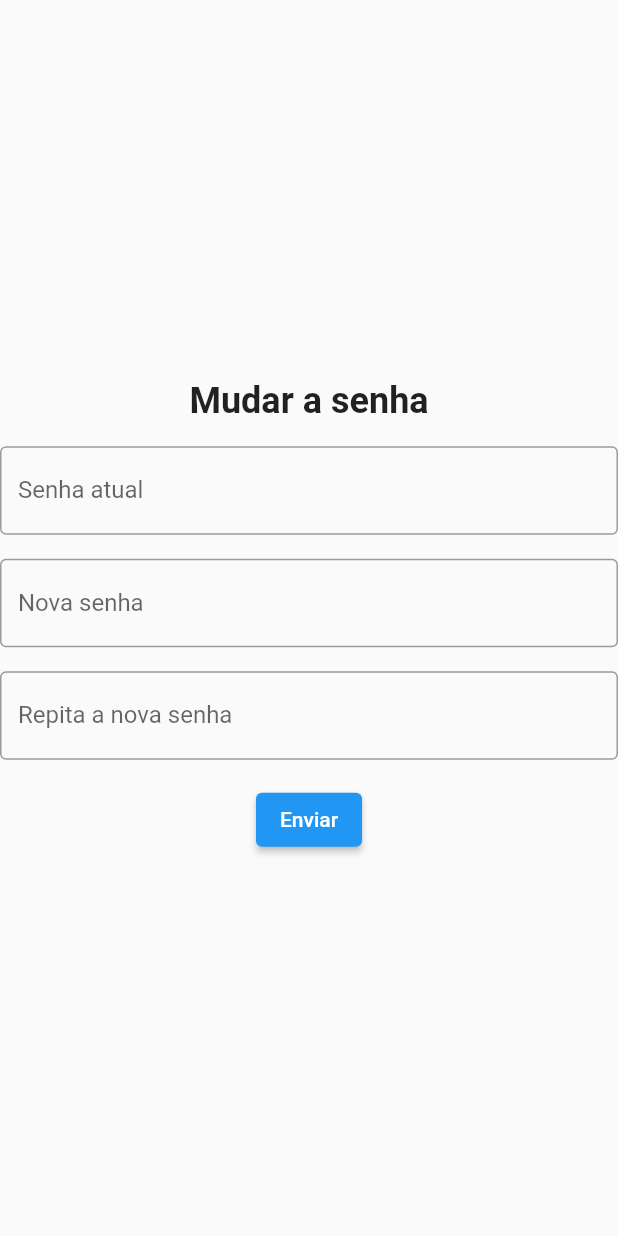
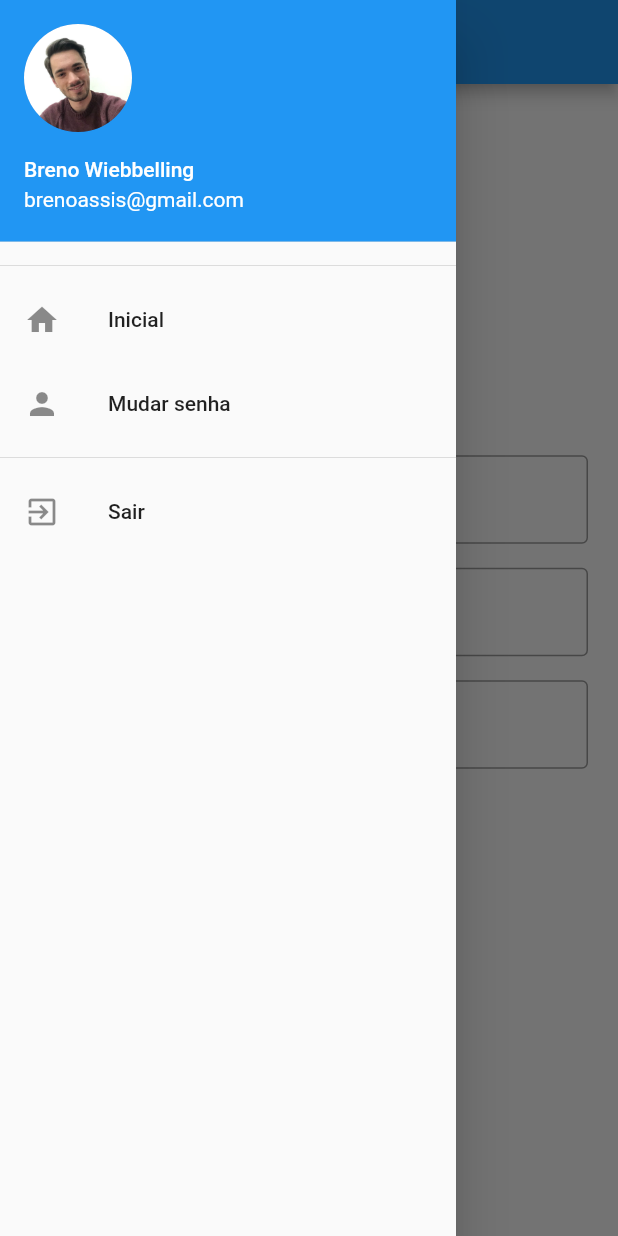
Before and after one commit to breno-wiebbelling/trabalho_01, a Flutter app: the ChangePasswordScreen screen opened by its route, with the side drawer open (before the commit the screen has no drawer), on a phone screen of 412 x 824 dp. Run offline on Flutter 3.47's test engine with Material 2 defaults, Android fonts, the phone set to English and light mode, and no system bars; our stand-ins replace shared_preferences; accounts and stored records are empty.

Commit message:
updating code

```diff
--- a/lib/change_password.dart
+++ /dev/null
@@ -1,107 +0,0 @@
-import 'package:flutter/material.dart';
-import 'package:trabalho1/services/login_service.dart';
-
-class ChangePasswordScreen extends StatefulWidget {
-  static const routeName = './cp';
-
-  const ChangePasswordScreen({super.key});
-
-  @override
-  State<ChangePasswordScreen> createState() => _ChangePasswordScreenState();
-}
-
-class _ChangePasswordScreenState extends State<ChangePasswordScreen> {
-  final _formKey = GlobalKey<FormState>();
-
-  final TextEditingController _originalPass = TextEditingController();
-  final TextEditingController _newPass = TextEditingController();
-  final TextEditingController _newPassConf = TextEditingController();
-
-  String? _prevPass;
-
-  final LoginService _loginService = LoginService();
-
-  void _onSubmit(BuildContext context) async {
-    if (_formKey.currentState!.validate()) {
-      await _loginService.setPassword(
-          _originalPass.text, _newPass.text, context);
-    }
-  }
-
-  @override
-  initState() {
-    super.initState();
-
-    _loginService
-        .getPassword()
-        .then((result) => _prevPass = result)
-        .whenComplete(() => setState(() {}));
-  }
-
-  String? _isPasswordEqualsAsBefore(BuildContext context, String? newPass) {
-    return (newPass != _prevPass) ? "Senha incorreta" : null;
-  }
-
-  String? _newPassValidator() {
-    return ((_newPass.text != _newPassConf.text)
-        ? "As senhas novas devem ser iguais"
-        : null);
-  }
-
-  @override
-  Widget build(BuildContext context) {
-    return Scaffold(
-      body: Form(
-        key: _formKey,
-        child: Column(
-          mainAxisAlignment: MainAxisAlignment.center,
-          crossAxisAlignment: CrossAxisAlignment.center,
-          children: [
-            const Text(
-              'Mudar a senha',
-              style: TextStyle(
-                fontSize: 24,
-                fontWeight: FontWeight.bold,
-              ),
-            ),
-            const SizedBox(height: 16),
-            TextFormField(
-              controller: _originalPass,
-              obscureText: true,
-              decoration: const InputDecoration(
-                labelText: 'Senha atual',
-                border: OutlineInputBorder(),
-              ),
-              validator: (value) => _isPasswordEqualsAsBefore(context, value),
-            ),
-            const SizedBox(height: 16),
-            TextFormField(
-              controller: _newPass,
-              obscureText: true,
-              decoration: const InputDecoration(
-                labelText: 'Nova senha',
-                border: OutlineInputBorder(),
-              ),
-              validator: (value) => _loginService.validatePassword(value),
-            ),
-            const SizedBox(height: 16),
-            TextFormField(
-              controller: _newPassConf,
-              obscureText: true,
-              decoration: const InputDecoration(
-                labelText: 'Repita a nova senha',
-                border: OutlineInputBorder(),
-              ),
-              validator: (value) => _newPassValidator(),
-            ),
-            const SizedBox(height: 16),
-            ElevatedButton(
-              onPressed: () => _onSubmit(context),
-              child: const Text('Enviar'),
-            ),
-          ],
-        ),
-      ),
-    );
-  }
-}
--- a/lib/side_menu.dart
+++ b/lib/drawers/side_menu.dart
@@ -1,14 +1,15 @@
 import 'package:flutter/material.dart';
+import 'package:trabalho1/screens/initial.dart';
 import 'package:trabalho1/services/login_service.dart';
-import 'package:trabalho1/change_password.dart';
+import 'package:trabalho1/screens/change_password.dart';
 
 class SideMenu extends StatelessWidget {
   SideMenu({super.key});
 
   final LoginService _loginService = LoginService();
 
-  void _change_pass(BuildContext context) {
-    Navigator.of(context).popAndPushNamed(ChangePasswordScreen.routeName);
+  void _changeRoute(BuildContext context, String routeName) {
+    Navigator.of(context).popAndPushNamed(routeName);
   }
 
   @override
@@ -17,12 +18,12 @@ class SideMenu extends StatelessWidget {
       child: ListView(
         children: [
           UserAccountsDrawerHeader(
-            accountName: const Text('Oflutter.com'),
-            accountEmail: const Text('example@gmail.com'),
+            accountName: const Text('Breno Wiebbelling'),
+            accountEmail: const Text('brenoassis@gmail.com'),
             currentAccountPicture: CircleAvatar(
               child: ClipOval(
                 child: Image.asset(
-                  'assets/images/user.png',
+                  'assets/images/user.jpg',
                   width: 90,
                   height: 90,
                 ),
@@ -31,9 +32,14 @@ class SideMenu extends StatelessWidget {
           ),
           const Divider(),
           ListTile(
-            title: const Text('Credenciais'),
+            title: const Text('Inicial'),
+            leading: const Icon(Icons.home),
+            onTap: () => _changeRoute(context, InitialScreen.routeName),
+          ),
+          ListTile(
+            title: const Text('Mudar senha'),
             leading: const Icon(Icons.person),
-            onTap: () => _change_pass(context),
+            onTap: () => _changeRoute(context, ChangePasswordScreen.routeName),
           ),
           const Divider(),
           ListTile(
--- /dev/null
+++ b/lib/screens/change_password.dart
@@ -0,0 +1,105 @@
+import 'package:flutter/material.dart';
+import 'package:trabalho1/drawers/side_menu.dart';
+import 'package:trabalho1/services/login_service.dart';
+
+class ChangePasswordScreen extends StatefulWidget {
+  static const routeName = './cp';
+
+  const ChangePasswordScreen({super.key});
+
+  @override
+  State<ChangePasswordScreen> createState() => _ChangePasswordScreenState();
+}
+
+class _ChangePasswordScreenState extends State<ChangePasswordScreen> {
+  final _formKey = GlobalKey<FormState>();
+
+  final TextEditingController _originalPass = TextEditingController();
+  final TextEditingController _newPass = TextEditingController();
+  final TextEditingController _newPassConf = TextEditingController();
+
+  String? _prevPass;
+
+  final LoginService _loginService = LoginService();
+
+  void _onSubmit(BuildContext context) async {
+    if (_formKey.currentState!.validate()) {
+      await _loginService.setPassword(
+          _originalPass.text, _newPass.text, context);
+    }
+  }
+
+  @override
+  initState() {
+    super.initState();
+
+    _loginService
+        .getPassword()
+        .then((result) => _prevPass = result)
+        .whenComplete(() => setState(() {}));
+  }
+
+  String? _isPasswordEqualsAsBefore(BuildContext context, String? newPass) {
+    return (newPass != _prevPass) ? "Senha incorreta" : null;
+  }
+
+  String? _newPassValidator() {
+    return ((_newPass.text != _newPassConf.text)
+        ? "As senhas novas devem ser iguais"
+        : null);
+  }
+
+  @override
+  Widget build(BuildContext context) {
+    return Scaffold(
+        appBar: AppBar(title: const Text("Mudança de senha")),
+        drawer: SideMenu(),
+        body: Form(
+          key: _formKey,
+          child: Padding(
+            padding: const EdgeInsets.fromLTRB(20, 0, 20, 0),
+            child: Column(
+              mainAxisAlignment: MainAxisAlignment.center,
+              crossAxisAlignment: CrossAxisAlignment.center,
+              children: [
+                TextFormField(
+                  controller: _originalPass,
+                  obscureText: true,
+                  decoration: const InputDecoration(
+                    labelText: 'Senha atual',
+                    border: OutlineInputBorder(),
+                  ),
+                  validator: (value) =>
+                      _isPasswordEqualsAsBefore(context, value),
+                ),
+                const SizedBox(height: 16),
+                TextFormField(
+                  controller: _newPass,
+                  obscureText: true,
+                  decoration: const InputDecoration(
+                    labelText: 'Nova senha',
+                    border: OutlineInputBorder(),
+                  ),
+                  validator: (value) => _loginService.validatePassword(value),
+                ),
+                const SizedBox(height: 16),
+                TextFormField(
+                  controller: _newPassConf,
+                  obscureText: true,
+                  decoration: const InputDecoration(
+                    labelText: 'Repita a nova senha',
+                    border: OutlineInputBorder(),
+                  ),
+                  validator: (value) => _newPassValidator(),
+                ),
+                const SizedBox(height: 16),
+                ElevatedButton(
+                  onPressed: () => _onSubmit(context),
+                  child: const Text('Enviar'),
+                ),
+              ],
+            ),
+          ),
+        ));
+  }
+}
--- a/pubspec.yaml
+++ b/pubspec.yaml
@@ -18,4 +18,4 @@ dev_dependencies:
 flutter:
   uses-material-design: true
   assets:
-    - assets/images/user.png
+    - assets/images/user.jpg
```
Also changed, not shown: lib/initial_screen.dart (deleted, +0 -47 lines), lib/login_screen.dart (deleted, +0 -68 lines), lib/main.dart (+5 -4 lines), lib/screens/initial.dart (added, +55 -0 lines), lib/screens/login.dart (added, +70 -0 lines), lib/services/login_service.dart (+13 -5 lines), assets/images/user.jpg (added), assets/images/user.png (deleted).
